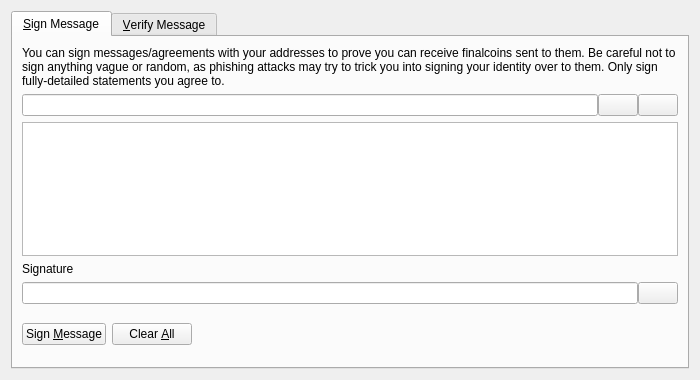
Above: src/qt/forms/signverifymessagedialog.ui from dungdamquoc1993/litecoin-0.14.2 before the change. Below: the same form after it.
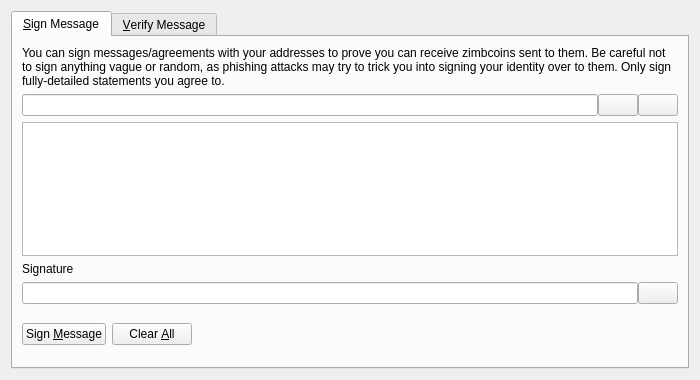
That is the form after the change. Icons and pictures are not drawn. Custom widgets are drawn as their Qt base class.

```diff
--- a/src/qt/forms/signverifymessagedialog.ui
+++ b/src/qt/forms/signverifymessagedialog.ui
@@ -30,7 +30,7 @@
        <item>
         <widget class="QLabel" name="infoLabel_SM">
          <property name="text">
-          <string>You can sign messages/agreements with your addresses to prove you can receive finalcoins sent to them. Be careful not to sign anything vague or random, as phishing attacks may try to trick you into signing your identity over to them. Only sign fully-detailed statements you agree to.</string>
+          <string>You can sign messages/agreements with your addresses to prove you can receive zimbcoins sent to them. Be careful not to sign anything vague or random, as phishing attacks may try to trick you into signing your identity over to them. Only sign fully-detailed statements you agree to.</string>
          </property>
          <property name="textFormat">
           <enum>Qt::PlainText</enum>
```
Left out of the diff: 8 changed lines with no effect on the pictures.
